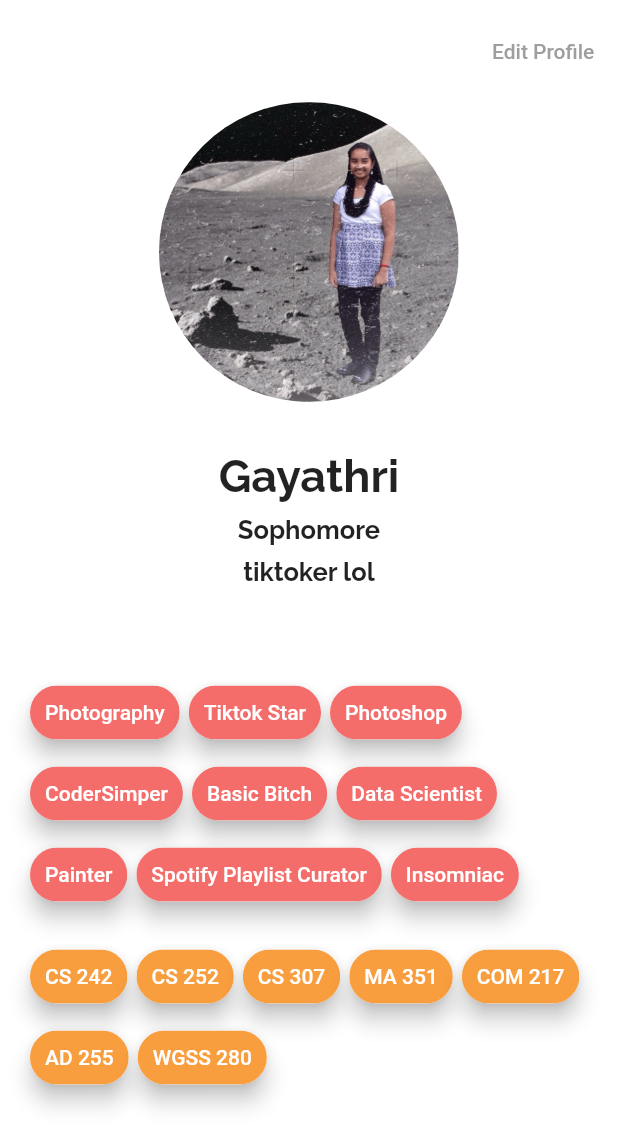
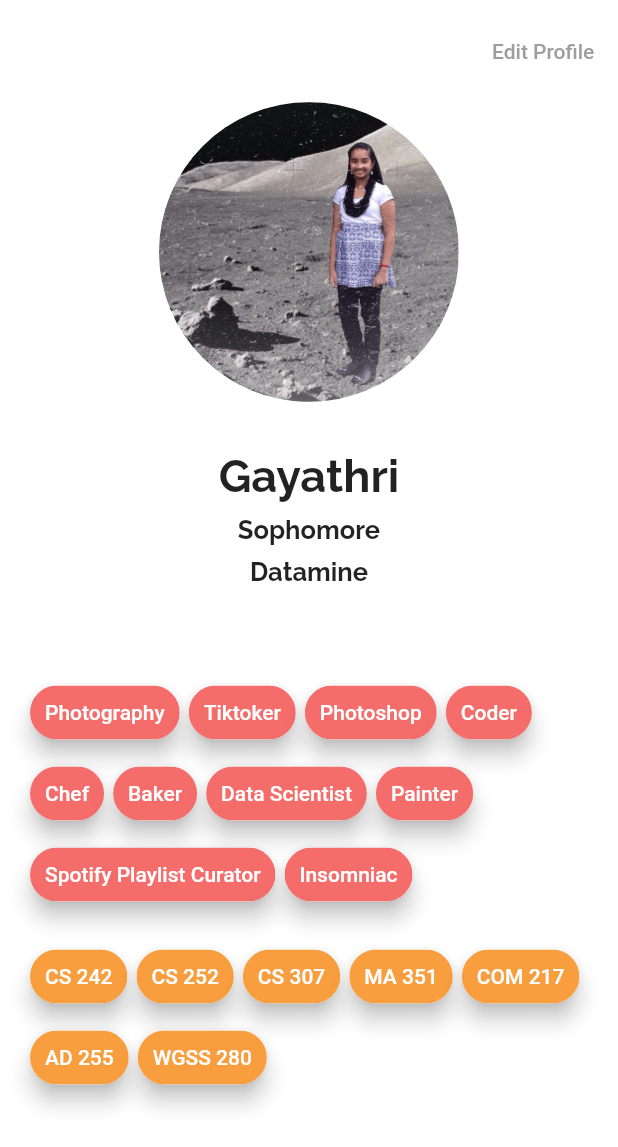
Before and after one commit to ishajain15/UniLyfe, a Flutter app: the ProfilePage screen opened directly, on a phone screen of 412 x 824 dp. Shown: the top 1147 px of the screen. Run offline on Flutter 3.47's test engine with Material 2 defaults, Android fonts, the phone set to English and light mode, and no system bars; our stand-ins replace auto_size_text, cloud_firestore, community_material_icon, firebase_auth, firebase_core, font_awesome_flutter and 3 more; missing offline and left inert: polls; accounts and stored records are empty; generated files the repository leaves out were written again.

Commit message:
changed the current profile elements

```diff
--- a/unilyfe_app/lib/page/profile_page.dart
+++ b/unilyfe_app/lib/page/profile_page.dart
@@ -56,10 +56,11 @@ class _ProfilePageState extends State<ProfilePage> {
         //chip,
         chipList([
           'Photography',
-          'Tiktok Star',
+          'Tiktoker',
           'Photoshop',
-          'Coder' 'Simper',
-          'Basic Bitch',
+          'Coder' ,
+          'Chef',
+          'Baker',
           'Data Scientist',
           'Painter',
           'Spotify Playlist Curator',
@@ -137,7 +138,7 @@ class _ProfilePageState extends State<ProfilePage> {
           Container(
             padding: const EdgeInsets.only(bottom: 8),
             child: Text(
-              'tiktoker lol',
+              'Datamine',
               style: TextStyle(
                   fontSize: 17,
                   fontWeight: FontWeight.bold,
```
